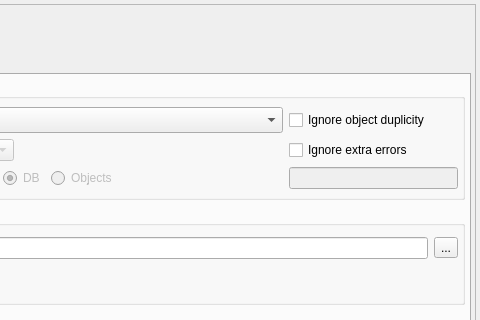
Before: the Qt Designer form libpgmodeler_ui/ui/modelexportform.ui in pgmodeler/pgmodeler, drawn with Qt 5; both pictures show x 240 to 720 and y 0 to 320 of the 720 by 553 pixel window.
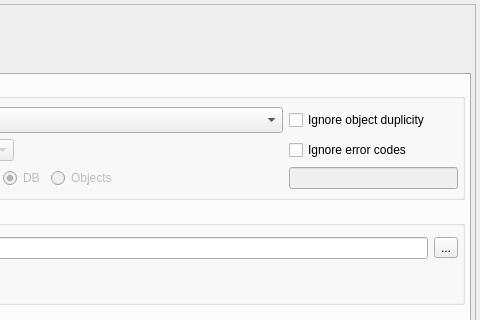
After: the same form once the commit is applied. Icons and pictures are not drawn.

Commit message: Renamed the option 'Ignore extra errors' to 'Ignore error codes' in ModelExportForm and ModelDatabaseDiffForm

```diff
--- a/libpgmodeler_ui/ui/modelexportform.ui
+++ b/libpgmodeler_ui/ui/modelexportform.ui
@@ -514,7 +514,7 @@
                      <string>This advanced option causes pgModeler to ignore extra errors by their numeric codes. These errors must be informed in the input below and separeted by space. For the complete list of error codes check the PostgreSQL docs, section &lt;strong&gt; Appendix A. PostgreSQL Error Codes&lt;/strong&gt;. &lt;strong&gt;WARNING:&lt;/strong&gt; use this option with extreme care since it can interfere in final export result.</string>
                     </property>
                     <property name="text">
-                     <string>Ignore extra errors</string>
+                     <string>Ignore error codes</string>
                     </property>
                    </widget>
                   </item>
```
Left out of the diff: 2 changed lines with no effect on the pictures. The commit also changes 5 other files.
